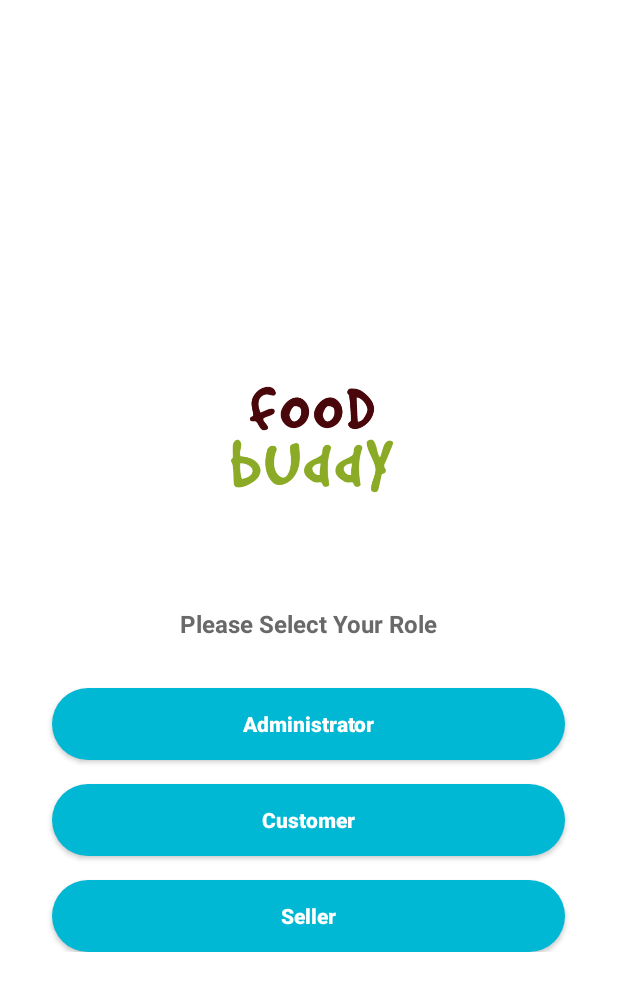
After one commit to harithzainudin/foodbuddy, an Android app: the Homepage screen opened directly, with no data from a screen before it, on a phone screen of 412 x 824 dp. The commit adds this screen. Shown: the top 991 px of the screen. Run offline under Robolectric (Android 15) with nearby library versions, the phone set to English and light mode, and no system bars.

Commit message:
Doing Role Selection Homepage
Add Home Select JavaFile
Also add RoleSelect Object to be used in both homepage and login session

```diff
--- a/Android Studio/foodbuddy_login_register_forgotpassword/app/src/main/AndroidManifest.xml
+++ b/Android Studio/foodbuddy_login_register_forgotpassword/app/src/main/AndroidManifest.xml
@@ -11,6 +11,9 @@
         android:theme="@style/AppTheme"
         tools:ignore="GoogleAppIndexingWarning">
 
+        <activity android:name=".Homepage"
+            android:exported="true"
+            android:theme="@style/AppTheme.NoActionBar"/>
         <activity android:name=".ForgotPasswordActivity"
             android:theme="@style/AppTheme.NoActionBar"/>
         <activity
--- /dev/null
+++ b/Android Studio/foodbuddy_login_register_forgotpassword/app/src/main/java/in/insideandroid/logintemplate/Homepage.java
@@ -0,0 +1,40 @@
+package in.insideandroid.logintemplate;
+
+import android.content.Intent;
+import android.os.Bundle;
+import android.view.View;
+import android.widget.Button;
+import in.insideandroid.logintemplate.RoleSelect;
+
+import androidx.appcompat.app.AppCompatActivity;
+
+public class Homepage extends AppCompatActivity {
+
+    RoleSelect roleselect = new RoleSelect();
+
+    @Override
+    protected void onCreate(Bundle savedInstanceState) {
+        super.onCreate(savedInstanceState);
+        setContentView(R.layout.homepage_layout);
+    }
+
+    public void onClick(View view){
+        Button admin = (Button) findViewById(R.id.button_admin);
+        Button customer = (Button) findViewById(R.id.button_customer);
+        Button seller = (Button) findViewById(R.id.button_seller);
+
+        if (view.getId() == admin.getId() ){
+            roleselect.setRole(0);
+            startActivity(new Intent(this, LoginActivity.class ));
+        }
+        else if (view.getId() == customer.getId() ){
+            roleselect.setRole(1);
+            startActivity(new Intent(this, LoginActivity.class ));
+        }
+        else if (view.getId() == seller.getId() ){
+            roleselect.setRole(2);
+            startActivity(new Intent(this, LoginActivity.class ));
+        }
+    }
+
+    }
--- /dev/null
+++ b/Android Studio/foodbuddy_login_register_forgotpassword/app/src/main/java/in/insideandroid/logintemplate/RoleSelect.java
@@ -0,0 +1,38 @@
+package in.insideandroid.logintemplate;
+
+public class RoleSelect {
+
+    public String username;
+    public String password;
+    public int role;
+
+    /* role numbering
+    0 = admin
+    1 = customer
+    2 = seller
+     */
+
+    public String getUsername() {
+        return username;
+    }
+
+    public void setUsername(String username) {
+        this.username = username;
+    }
+
+    public String getPassword() {
+        return password;
+    }
+
+    public void setPassword(String password) {
+        this.password = password;
+    }
+
+    public int getRole() {
+        return role;
+    }
+
+    public void setRole(int role) {
+        this.role = role;
+    }
+}
--- /dev/null
+++ b/Android Studio/foodbuddy_login_register_forgotpassword/app/src/main/res/layout/homepage_layout.xml
@@ -0,0 +1,73 @@
+<?xml version="1.0" encoding="utf-8"?>
+<ScrollView xmlns:android="http://schemas.android.com/apk/res/android"
+    xmlns:app="http://schemas.android.com/apk/res-auto"
+    xmlns:tools="http://schemas.android.com/tools"
+    android:layout_width="match_parent"
+    android:layout_height="match_parent"
+    android:background="@color/colorBackground"
+    android:orientation="vertical"
+    android:fillViewport="true"
+    android:fitsSystemWindows="true"
+    tools:context=".LoginActivity">
+
+    <RelativeLayout
+        android:layout_width="match_parent"
+        android:layout_height="match_parent"
+        android:orientation="vertical"
+        android:scrollbarThumbHorizontal="@null"
+        android:scrollbarThumbVertical="@null">
+
+        <LinearLayout
+            android:layout_centerVertical="true"
+            android:layout_width="match_parent"
+            android:layout_height="wrap_content"
+            android:orientation="vertical">
+
+            <ImageView
+                android:layout_width="match_parent"
+                android:layout_height="160dp"
+                android:layout_gravity="center"
+                android:layout_marginTop="24dp"
+                android:layout_marginBottom="32dp"
+                android:scaleType="centerInside"
+                app:srcCompat="@drawable/foodbuddy_logo" />
+
+            <TextView
+                android:layout_width="wrap_content"
+                android:layout_height="wrap_content"
+                android:layout_gravity="center"
+                android:layout_marginBottom="16dp"
+                android:text="@string/selection_text"
+                android:textColor="#696969"
+                android:textSize="16sp"
+                android:textStyle="bold" />
+
+            <Button
+                android:id="@+id/button_admin"
+                style="@style/Button1"
+                android:layout_width="342dp"
+                android:layout_height="wrap_content"
+                android:layout_gravity="center"
+                android:layout_marginTop="16dp"
+                android:text="@string/button_admin" />
+
+            <Button
+                android:id="@+id/button_customer"
+                style="@style/Button1"
+                android:layout_width="342dp"
+                android:layout_height="wrap_content"
+                android:layout_gravity="center"
+                android:layout_marginTop="16dp"
+                android:text="@string/button_customer" />
+
+            <Button
+                android:id="@+id/button_seller"
+                style="@style/Button1"
+                android:layout_width="342dp"
+                android:layout_height="wrap_content"
+                android:layout_gravity="center"
+                android:layout_marginTop="16dp"
+                android:text="@string/button_seller"/>
+        </LinearLayout>
+    </RelativeLayout>
+</ScrollView>
--- a/Android Studio/foodbuddy_login_register_forgotpassword/app/src/main/res/values/strings.xml
+++ b/Android Studio/foodbuddy_login_register_forgotpassword/app/src/main/res/values/strings.xml
@@ -1,5 +1,5 @@
 <resources>
-    <string name="app_name">Food Budyy</string>
+    <string name="app_name">Food Buddy</string>
     <string name="hint_username">Username</string>
     <string name="hint_password">Password</string>
     <string name="button_sign_in">Sign in</string>
@@ -19,4 +19,11 @@
     <string name="hint_email">Email</string>
     <string name="hint_phone">Phone</string>
     <string name="hint_confirm_password">Confirm Password</string>
+
+    <!-- Role Selection Page -->
+    <string name="button_admin">Administrator</string>
+    <string name="button_customer">Customer</string>
+    <string name="button_seller">Seller</string>
+    <string name="selection_text">Please Select Your Role</string>
+    <!-- End of Role Selection Page Resources -->
 </resources>
```
